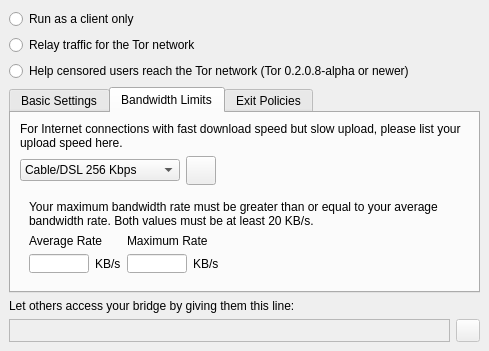
a-ilin/vidalia, file src/vidalia/config/serverpage.ui: the form before one commit.
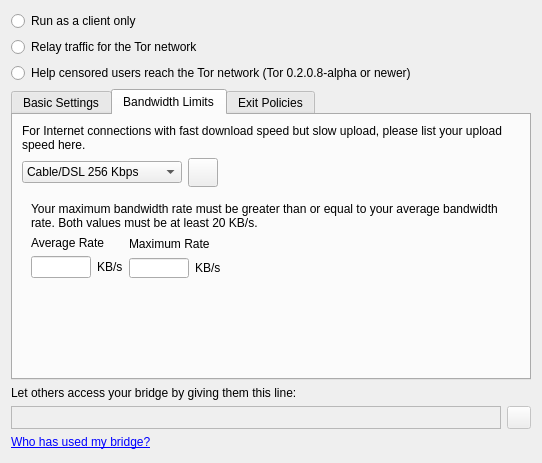
The form after the commit. The open tabs and pages were chosen to show the change. Icons and pictures are not drawn.

Commit message:
Add a "Who has used my bridge?" link to the relay config page that lets asks Tor for a "getinfo status/clients-seen", parses the response, and displays a BridgeUsageDialog if the response is non-empty.
svn:r3501

```diff
--- a/src/vidalia/config/serverpage.ui
+++ b/src/vidalia/config/serverpage.ui
@@ -5,20 +5,14 @@
    <rect>
     <x>0</x>
     <y>0</y>
-    <width>489</width>
-    <height>351</height>
+    <width>542</width>
+    <height>463</height>
    </rect>
   </property>
   <property name="contextMenuPolicy" >
    <enum>Qt::NoContextMenu</enum>
   </property>
   <layout class="QVBoxLayout" >
-   <property name="margin" >
-    <number>9</number>
-   </property>
-   <property name="spacing" >
-    <number>6</number>
-   </property>
    <item>
     <widget class="QRadioButton" name="rdoClientMode" >
      <property name="text" >
@@ -55,15 +49,10 @@
       <property name="margin" >
        <number>0</number>
       </property>
-      <property name="spacing" >
-       <number>6</number>
-      </property>
       <item>
        <widget class="QTabWidget" name="tabsMenu" >
         <property name="sizePolicy" >
-         <sizepolicy>
-          <hsizetype>7</hsizetype>
-          <vsizetype>7</vsizetype>
+         <sizepolicy vsizetype="Expanding" hsizetype="Expanding" >
           <horstretch>0</horstretch>
           <verstretch>0</verstretch>
          </sizepolicy>
@@ -400,18 +389,10 @@
           <string>Bandwidth Limits</string>
          </attribute>
          <layout class="QVBoxLayout" >
-          <property name="margin" >
-           <number>9</number>
-          </property>
-          <property name="spacing" >
-           <number>6</number>
-          </property>
           <item>
            <widget class="QLabel" name="label" >
             <property name="sizePolicy" >
-             <sizepolicy>
-              <hsizetype>5</hsizetype>
-              <vsizetype>5</vsizetype>
+             <sizepolicy vsizetype="Preferred" hsizetype="Preferred" >
               <horstretch>0</horstretch>
               <verstretch>0</verstretch>
              </sizepolicy>
@@ -441,12 +422,6 @@
           </item>
           <item>
            <layout class="QHBoxLayout" >
-            <property name="margin" >
-             <number>0</number>
-            </property>
-            <property name="spacing" >
-             <number>6</number>
-            </property>
             <item>
              <widget class="QComboBox" name="cmboRate" >
               <property name="contextMenuPolicy" >
@@ -542,12 +517,6 @@
              <enum>QFrame::Plain</enum>
             </property>
             <layout class="QGridLayout" >
-             <property name="margin" >
-              <number>9</number>
-             </property>
-             <property name="spacing" >
-              <number>6</number>
-             </property>
              <item row="4" column="0" >
               <spacer>
                <property name="orientation" >
@@ -563,26 +532,12 @@
              </item>
              <item row="1" column="0" >
               <layout class="QHBoxLayout" >
-               <property name="margin" >
-                <number>0</number>
-               </property>
-               <property name="spacing" >
-                <number>6</number>
-               </property>
                <item>
                 <layout class="QVBoxLayout" >
-                 <property name="margin" >
-                  <number>0</number>
-                 </property>
-                 <property name="spacing" >
-                  <number>6</number>
-                 </property>
                  <item>
                   <widget class="QLabel" name="label_2" >
                    <property name="sizePolicy" >
-                    <sizepolicy>
-                     <hsizetype>1</hsizetype>
-                     <vsizetype>5</vsizetype>
+                    <sizepolicy vsizetype="Preferred" hsizetype="Minimum" >
                      <horstretch>0</horstretch>
                      <verstretch>0</verstretch>
                     </sizepolicy>
@@ -594,18 +549,10 @@
                  </item>
                  <item>
                   <layout class="QHBoxLayout" >
-                   <property name="margin" >
-                    <number>0</number>
-                   </property>
-                   <property name="spacing" >
-                    <number>6</number>
-                   </property>
                    <item>
                     <widget class="QLineEdit" name="lineAvgRateLimit" >
                      <property name="sizePolicy" >
-                      <sizepolicy>
-                       <hsizetype>1</hsizetype>
-                       <vsizetype>0</vsizetype>
+                      <sizepolicy vsizetype="Fixed" hsizetype="Minimum" >
                        <horstretch>0</horstretch>
                        <verstretch>0</verstretch>
                       </sizepolicy>
@@ -640,18 +587,10 @@
                </item>
                <item>
                 <layout class="QVBoxLayout" >
-                 <property name="margin" >
-                  <number>0</number>
-                 </property>
-                 <property name="spacing" >
-                  <number>6</number>
-                 </property>
                  <item>
                   <widget class="QLabel" name="label_5" >
                    <property name="sizePolicy" >
-                    <sizepolicy>
-                     <hsizetype>1</hsizetype>
-                     <vsizetype>5</vsizetype>
+                    <sizepolicy vsizetype="Preferred" hsizetype="Minimum" >
                      <horstretch>0</horstretch>
                      <verstretch>0</verstretch>
                     </sizepolicy>
@@ -669,18 +608,10 @@
                  </item>
                  <item>
                   <layout class="QHBoxLayout" >
-                   <property name="margin" >
-                    <number>0</number>
-                   </property>
-                   <property name="spacing" >
-                    <number>6</number>
-                   </property>
                    <item>
                     <widget class="QLineEdit" name="lineMaxRateLimit" >
                      <property name="sizePolicy" >
-                      <sizepolicy>
-                       <hsizetype>1</hsizetype>
-                       <vsizetype>0</vsizetype>
+                      <sizepolicy vsizetype="Fixed" hsizetype="Minimum" >
                        <horstretch>0</horstretch>
                        <verstretch>0</verstretch>
                       </sizepolicy>
@@ -1024,12 +955,6 @@
    </item>
    <item>
     <layout class="QHBoxLayout" >
-     <property name="margin" >
-      <number>0</number>
-     </property>
-     <property name="spacing" >
-      <number>6</number>
-     </property>
      <item>
       <widget class="QLabel" name="lblBridgeIdentity" >
        <property name="cursor" >
@@ -1070,6 +995,16 @@
      </item>
     </layout>
    </item>
+   <item>
+    <widget class="QLabel" name="lblBridgeUsage" >
+     <property name="text" >
+      <string>&lt;a href="#bridgeUsage">Who has used my bridge?&lt;/a></string>
+     </property>
+     <property name="alignment" >
+      <set>Qt::AlignLeading|Qt::AlignLeft|Qt::AlignVCenter</set>
+     </property>
+    </widget>
+   </item>
    <item>
     <spacer>
      <property name="orientation" >
```
Left out of the diff: 113 changed lines with no effect on the pictures. The commit also changes 2 other files.
